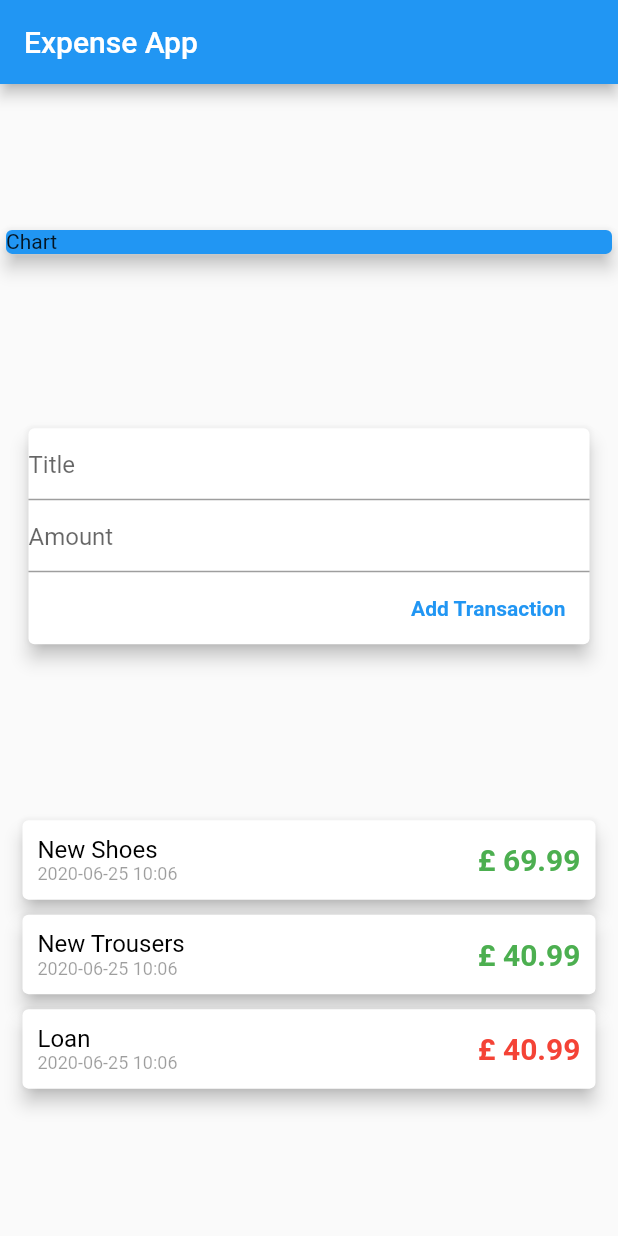
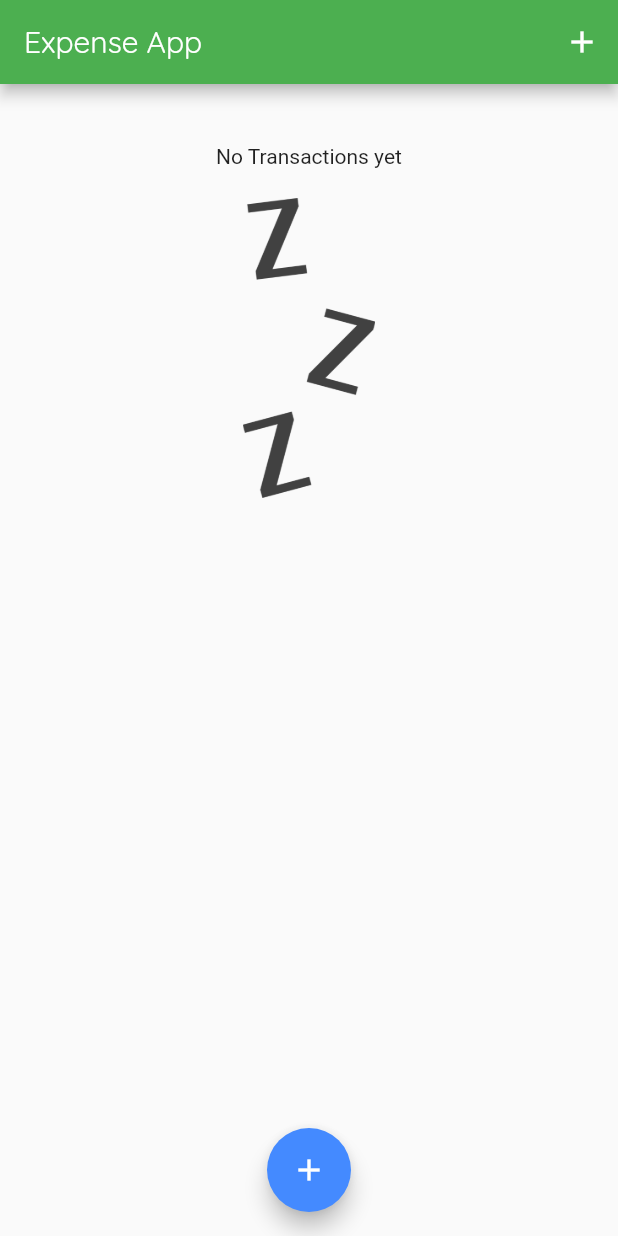
Before and after one commit to janshair/expense_tracker, a Flutter app: the screen it shows after launch, on a phone screen of 412 x 824 dp. Run offline on Flutter 3.47's test engine with Material 2 defaults, Android fonts, the phone set to English and light mode, and no system bars.

Commit message:
Added fonts, images, transactions

```diff
--- a/lib/main.dart
+++ b/lib/main.dart
@@ -1,6 +1,9 @@
 
-import 'package:expensetracker/widgets/transaction_add.dart';
-import 'package:expensetracker/widgets/transaction_item.dart';
+import './widgets/transaction_add.dart';
+import './widgets/transaction_item.dart';
+import './widgets/chart.dart';
+
+import './model/transaction.dart';
 import 'package:flutter/material.dart';
 
 void main() {
@@ -13,33 +16,94 @@ class MyApp extends StatelessWidget {
   Widget build(BuildContext context) {
     return MaterialApp(
       title: 'Expense Tracker',
+      theme: ThemeData(
+        primarySwatch: Colors.green,
+        accentColor: Colors.blueAccent,
+        fontFamily: 'OpenSans',
+        textTheme: ThemeData.light().textTheme.copyWith(
+          headline6: TextStyle(
+            fontFamily: 'OpenSans',
+            fontWeight: FontWeight.bold,
+            fontSize: 18
+          )
+        ) ,
+        appBarTheme: AppBarTheme(textTheme: ThemeData.light().textTheme.copyWith(
+          headline6: TextStyle(
+            fontFamily: 'Quicksand',
+            fontSize: 20,
+          )
+        ))
+      ),
       home: MyHomePage(),
     );
   }
 }
 
-class MyHomePage extends StatelessWidget {
+class MyHomePage extends StatefulWidget {
+  @override
+  _MyHomePageState createState() => _MyHomePageState();
+}
+
+class _MyHomePageState extends State<MyHomePage> {
+  final TextEditingController titleController = TextEditingController();
+  final TextEditingController amountController = TextEditingController();
+
+  final List<Transaction> transactionsList = [];
+
+
+  List<Transaction> get recentTransactions {
+    return transactionsList.where((transaction) => transaction.time.isAfter(DateTime.now().subtract(Duration(days: 7)))).toList();
+  }
+
+
+
+  void _addTransaction(String txTitle, double txAmount) {
+    final Transaction transaction = Transaction(
+        title: txTitle,
+        amount: txAmount,
+        id: DateTime.now().toString(),
+        time: DateTime.now());
+    setState(() {
+      transactionsList.add(transaction);
+    });
+  }
+
+  void _onPressedAddTransaction(BuildContext buildContext) {
+    showModalBottomSheet(
+        context: buildContext,
+        builder: (_) {
+          return GestureDetector(
+            onTap: () {},
+            child: AddTransaction(_addTransaction),
+            behavior: HitTestBehavior.opaque,
+          );
+        });
+  }
 
   @override
   Widget build(BuildContext context) {
     return Scaffold(
       appBar: AppBar(
         title: Text('Expense App'),
+        actions: <Widget>[
+          IconButton(
+            icon: Icon(Icons.add),
+            onPressed: () => _onPressedAddTransaction(context),
+          )
+        ],
       ),
       body: Column(
-        mainAxisAlignment: MainAxisAlignment.spaceEvenly,
+        mainAxisAlignment: MainAxisAlignment.start,
         crossAxisAlignment: CrossAxisAlignment.stretch,
         children: <Widget>[
-          Container(
-            child: Card(
-              color: Colors.blue,
-              child: Text('Chart'),
-              elevation: 5,
-            ),
-          ),
-          AddTransaction(),
-          TransactionView(),
+          Chart(transactionsList),
+          TransactionView(transactions: transactionsList),
         ],
+      ),
+      floatingActionButtonLocation: FloatingActionButtonLocation.centerFloat,
+      floatingActionButton: FloatingActionButton(
+        child: Icon(Icons.add),
+        onPressed: () => _onPressedAddTransaction(context),
       ),
     );
   }
--- a/lib/model/transaction.dart
+++ b/lib/model/transaction.dart
@@ -1,5 +1,5 @@
 
-import 'package:flutter/cupertino.dart';
+import 'package:flutter/material.dart';
 
 class Transaction {
   final String id;
--- /dev/null
+++ b/lib/widgets/chart.dart
@@ -0,0 +1,36 @@
+import 'package:flutter/material.dart';
+import 'package:intl/intl.dart';
+
+import '../model/transaction.dart';
+
+class Chart extends StatelessWidget {
+  final List<Transaction> recentTransactions;
+
+  Chart(this.recentTransactions);
+
+  List<Map<String, Object>> get groupedTransactionValues {
+    return List.generate(7, (index) {
+      final weekDay = DateTime.now().subtract(Duration(days: index));
+      double totalSum;
+      for (var transaction in  recentTransactions) {
+        if (transaction.time.day == weekDay.day &&
+            transaction.time.month == weekDay.month &&
+            transaction.time.year == weekDay.year) {
+          totalSum += transaction.amount;
+        }
+      }
+      return {'day': DateFormat.E().format(weekDay), 'amount': 9.99};
+    });
+  }
+
+  @override
+  Widget build(BuildContext context) {
+    return Card(
+      elevation: 6,
+      margin: EdgeInsets.all(20),
+      child: Row(
+        children: <Widget>[],
+      ),
+    );
+  }
+}
--- a/lib/widgets/transaction_add.dart
+++ b/lib/widgets/transaction_add.dart
@@ -1,20 +1,32 @@
 import 'package:flutter/material.dart';
 import 'package:flutter/services.dart';
 
-class AddTransaction extends StatelessWidget {
+class AddTransaction extends StatefulWidget {
+  final Function clickHandler;
 
+  AddTransaction(this.clickHandler);
 
+  @override
+  _AddTransactionState createState() => _AddTransactionState();
+}
+
+class _AddTransactionState extends State<AddTransaction> {
   final TextEditingController titleController = TextEditingController();
+
   final TextEditingController amountController = TextEditingController();
 
-  void _onPressedAddTransaction() {
-    print(titleController.text);
-    print(amountController.text);
+  void _onClickAddTransaction(){
+    if(titleController.text.isEmpty || amountController.text.isEmpty){
+      return;
+    }
+    widget.clickHandler(titleController.text,
+        double.parse(amountController.text));
+    Navigator.of(context).pop();
   }
+
   @override
   Widget build(BuildContext context) {
     return Container(
-      padding: EdgeInsets.all(15),
       child: Card(
         elevation: 5,
         child: Column(
@@ -24,7 +36,7 @@ class AddTransaction extends StatelessWidget {
 //              decoration: InputDecoration(hintText: 'Date Time'),
 //              keyboardType: TextInputType.datetime,
 //            ),
-            TextFormField(
+            TextField(
               decoration: InputDecoration(hintText: 'Title'),
               keyboardType: TextInputType.text,
               controller: titleController,
@@ -35,21 +47,20 @@ class AddTransaction extends StatelessWidget {
 //                return null;
 //              },
             ),
-            TextFormField(
+            TextField(
               decoration: InputDecoration(hintText: 'Amount'),
               keyboardType: TextInputType.numberWithOptions(decimal: true),
               controller: amountController,
+              onSubmitted: (_) => _onClickAddTransaction,
             ),
-            FlatButton(
-              child: Text(
-                'Add Transaction',
-                style:
-                    TextStyle(
-                        color: Colors.blue,
-                        fontWeight: FontWeight.bold),
-              ),
-              onPressed: _onPressedAddTransaction,
-            )
+            RaisedButton(
+                color: Colors.blueAccent,
+                child: Text(
+                  'Add Transaction',
+                  style: TextStyle(
+                      color: Colors.white, fontWeight: FontWeight.bold),
+                ),
+                onPressed: _onClickAddTransaction)
           ],
         ),
       ),
--- a/lib/widgets/transaction_item.dart
+++ b/lib/widgets/transaction_item.dart
@@ -1,59 +1,24 @@
-import 'package:expensetracker/model/transaction.dart' ;
+import '../model/transaction.dart';
 import 'package:flutter/material.dart';
 import 'package:intl/intl.dart';
 
-class TransactionView extends StatefulWidget {
-  @override
-  _TransactionViewState createState() => _TransactionViewState();
-}
+class TransactionView extends StatelessWidget {
+  final List<Transaction> transactions;
 
-class _TransactionViewState extends State<TransactionView> {
-  List<Transaction> transactions = [
-    Transaction
-  (
-        id: 't1',
-        title: 'New Shoes',
-        amount: 69.99,
-        time: DateTime.now()
-    ),
-
-    Transaction
-  (
-        id: 't2',
-        title: 'New Trousers',
-        amount: 40.99,
-        time: DateTime.now()
-    ),
-
-    Transaction
-  (
-        id: 't3',
-        title: 'Loan',
-        amount: -40.99,
-        time: DateTime.now()
-    ),
-  ];
-  @override
-  Widget build(BuildContext context) {
-    return Column(
-        children: transactions.map((t1) {
-      return TransactionViewWidget(transaction: t1);}
-    ).toList()
-    );
-  }
-}
-
-
-class TransactionViewWidget extends StatelessWidget {
-  final Transaction transaction;
-
-  TransactionViewWidget({@required this.transaction});
+  TransactionView({@required this.transactions});
 
   @override
   Widget build(BuildContext context) {
     return Container(
-      width: double.infinity,
-      child: Card(
+      height: 300,
+      child: transactions.isEmpty ? Column(children: <Widget>[
+        Text('No Transactions yet'),
+        SizedBox(height: 20,),
+        Container(
+            height: 200,
+            child: Image.asset('assets/image/waiting.png', fit: BoxFit.cover,))
+      ],) : ListView.builder(itemBuilder: (ctx, index) {
+        return Card(
           elevation: 5,
           margin: EdgeInsets.symmetric(horizontal: 15, vertical: 5),
           child: Row(
@@ -66,13 +31,13 @@ class TransactionViewWidget extends StatelessWidget {
                   crossAxisAlignment: CrossAxisAlignment.start,
                   children: <Widget>[
                     Text(
-                    transaction
+                      transactions[index]
                           .title,
                       textAlign: TextAlign.left,
-                    style: TextStyle(fontSize: 16, color: Colors.black),
+                      style: Theme.of(context).textTheme.headline6,
                     ),
                     Text(
-                    DateFormat('yyyy-MM-dd HH:MM').format(transaction
+                      DateFormat('yyyy-MM-dd HH:MM').format(transactions[index]
                           .time),
                       textAlign: TextAlign.left,
                       style: TextStyle(fontSize: 12, color: Colors.black38),
@@ -82,20 +47,22 @@ class TransactionViewWidget extends StatelessWidget {
               ),
               Padding(
                 padding: EdgeInsets.all(10),
-              child: Text('£ ${transaction
-            .amount}'.replaceAll('-', ''),
+                child: Text('£ ${transactions[index]
+                    .amount.toStringAsFixed(2)}'.replaceAll('-', ''),
                     style: TextStyle(
                         fontWeight: FontWeight.bold,
                         fontSize: 20,
-                      color: getTransactionViewColor()
+                        color: getTransactionViewColor(context,transactions[index])
                     )),
               ),
             ],
           ),
-      ),
+        );
+      },
+      itemCount: transactions.length,),
     );
   }
 
-  MaterialColor getTransactionViewColor() =>
-      transaction.amount > 0 ? Colors.green : Colors.red;
+  Color getTransactionViewColor(BuildContext context, Transaction transaction) =>
+      transaction.amount > 0 ? Theme.of(context).primaryColor : Colors.red;
 }
```
Also changed, not shown: lib/widgets/user_transactions.dart (added, +42 -0 lines), pubspec.yaml (+15 -8 lines), assets/fonts/OpenSans-Bold.ttf (added), assets/fonts/OpenSans-Regular.ttf (added), assets/fonts/Quicksand-Bold.ttf (added), assets/fonts/Quicksand-Light.ttf (added), assets/fonts/Quicksand-Medium.ttf (added), assets/fonts/Quicksand-Regular.ttf (added), assets/image/waiting.png (added). Lines whose indentation alone changed are shown as unchanged.
